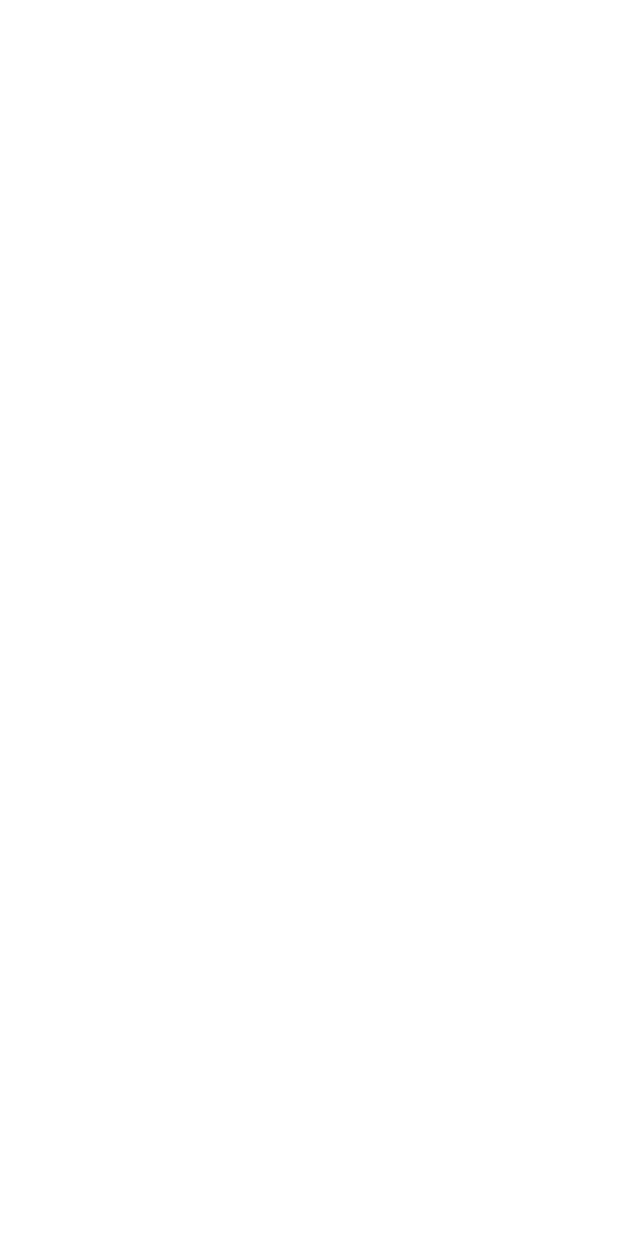
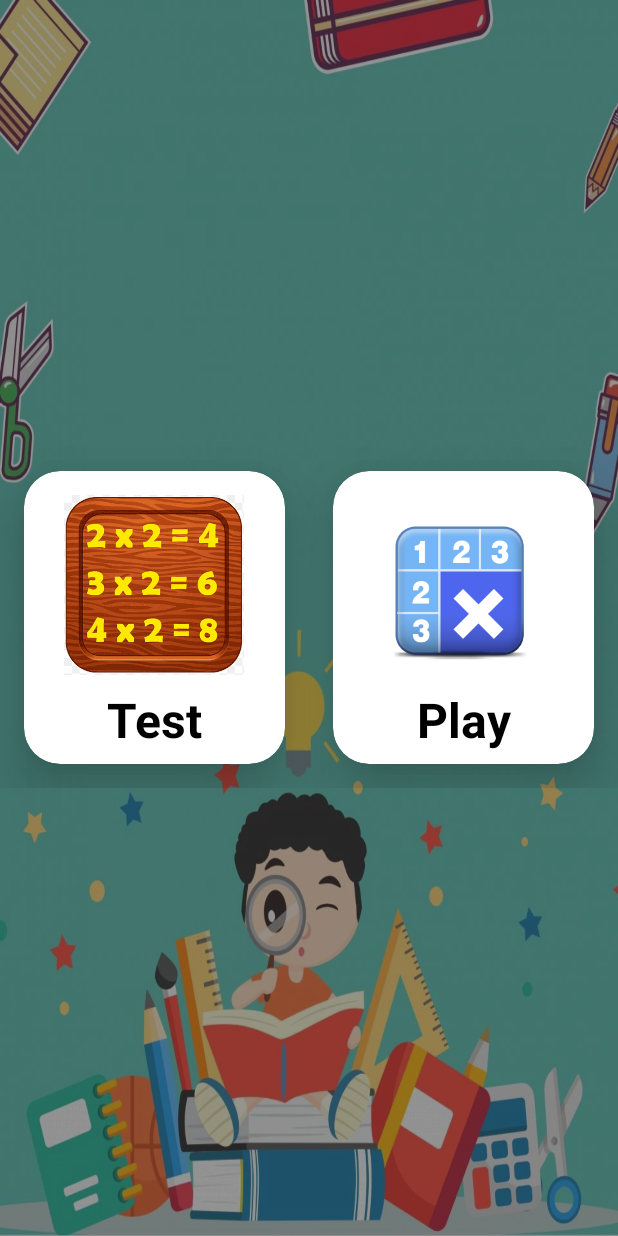
Before and after one commit to pimpalemahesh/FMath, an Android app: the TableActivity screen opened directly, with no data from a screen before it, on a phone screen of 412 x 824 dp. Before the commit the screen is empty. Run offline under Robolectric (Android 15) with nearby library versions, the phone set to English and light mode, and no system bars.

Commit message:
table activity end

```diff
--- a/app/src/main/AndroidManifest.xml
+++ b/app/src/main/AndroidManifest.xml
@@ -9,6 +9,12 @@
         android:roundIcon="@drawable/arithmetic"
         android:supportsRtl="true"
         android:theme="@style/Theme.FMath">
+        <activity
+            android:name=".Activities.PlayTableActivity"
+            android:exported="false" />
+        <activity
+            android:name=".Activities.TestTableActivity"
+            android:exported="false" />
         <activity
             android:name=".Activities.TableActivity"
             android:exported="false" />
--- a/app/src/main/java/com/mahiapps/fmath/Activities/TableActivity.java
+++ b/app/src/main/java/com/mahiapps/fmath/Activities/TableActivity.java
@@ -1,16 +1,26 @@
 package com.mahiapps.fmath.Activities;
 
 import androidx.appcompat.app.AppCompatActivity;
+import androidx.cardview.widget.CardView;
 
+import android.content.Intent;
 import android.os.Bundle;
 
 import com.mahiapps.fmath.R;
 
 public class TableActivity extends AppCompatActivity {
 
+    private CardView playTableCardView, testTableCardView;
+
     @Override
     protected void onCreate(Bundle savedInstanceState) {
         super.onCreate(savedInstanceState);
         setContentView(R.layout.activity_table);
+
+        playTableCardView = findViewById(R.id.playTableCardView);
+        testTableCardView = findViewById(R.id.testTableCardView);
+
+        playTableCardView.setOnClickListener(view -> startActivity(new Intent(this, PlayTableActivity.class)));
+        testTableCardView.setOnClickListener(view -> startActivity(new Intent(this, TestTableActivity.class)));
     }
 }
--- a/app/src/main/res/layout/activity_play.xml
+++ b/app/src/main/res/layout/activity_play.xml
@@ -4,14 +4,14 @@
     xmlns:tools="http://schemas.android.com/tools"
     android:layout_width="match_parent"
     android:layout_height="match_parent"
+    android:background="@drawable/bg_play"
     tools:context=".Activities.PlayActivity">
 
     <LinearLayout
         android:id="@+id/linearLayout"
         android:layout_width="match_parent"
         android:layout_height="wrap_content"
-        android:layout_marginEnd="60dp"
-        android:layout_marginTop="20dp"
+        android:layout_margin="20dp"
         android:orientation="vertical"
         app:layout_constraintEnd_toEndOf="parent"
         app:layout_constraintHorizontal_bias="0.5"
--- a/app/src/main/res/layout/activity_table.xml
+++ b/app/src/main/res/layout/activity_table.xml
@@ -4,6 +4,113 @@
     xmlns:tools="http://schemas.android.com/tools"
     android:layout_width="match_parent"
     android:layout_height="match_parent"
+    android:background="@drawable/bg_main"
     tools:context=".Activities.TableActivity">
 
+    <View
+        android:id="@+id/overlayView"
+        android:layout_width="match_parent"
+        android:layout_height="match_parent"
+        android:background="#802C2C2C"
+        app:layout_constraintBottom_toBottomOf="parent"
+        app:layout_constraintEnd_toEndOf="parent"
+        app:layout_constraintHorizontal_bias="0.5"
+        app:layout_constraintStart_toStartOf="parent"
+        app:layout_constraintTop_toTopOf="parent" />
+
+    <LinearLayout
+        android:id="@+id/linearLayout2"
+        android:layout_width="match_parent"
+        android:layout_height="0dp"
+        android:gravity="center"
+        android:orientation="vertical"
+        app:layout_constraintBottom_toBottomOf="parent"
+        app:layout_constraintEnd_toEndOf="parent"
+        app:layout_constraintStart_toStartOf="parent"
+        app:layout_constraintTop_toTopOf="parent">
+
+        <LinearLayout
+            android:layout_width="match_parent"
+            android:layout_height="wrap_content"
+            android:layout_gravity="center"
+            android:gravity="center"
+            android:orientation="horizontal"
+            android:weightSum="2"
+            app:layout_constraintBottom_toBottomOf="parent"
+            app:layout_constraintEnd_toEndOf="parent"
+            app:layout_constraintHorizontal_bias="0.5"
+            app:layout_constraintStart_toStartOf="parent"
+            app:layout_constraintTop_toTopOf="parent">
+
+            <androidx.cardview.widget.CardView
+                android:id="@+id/testTableCardView"
+                android:layout_width="wrap_content"
+                android:layout_height="wrap_content"
+                android:layout_margin="16dp"
+                android:layout_weight="1"
+                app:cardCornerRadius="24dp"
+                app:cardElevation="24dp">
+
+                <LinearLayout
+                    android:layout_width="match_parent"
+                    android:layout_height="match_parent"
+                    android:orientation="vertical"
+                    android:padding="8dp">
+
+                    <androidx.constraintlayout.utils.widget.ImageFilterView
+                        android:layout_width="120dp"
+                        android:layout_height="120dp"
+                        android:layout_gravity="center"
+                        android:layout_margin="8dp"
+                        android:src="@drawable/table_icon" />
+
+                    <TextView
+                        android:layout_width="match_parent"
+                        android:layout_height="wrap_content"
+                        android:layout_gravity="center"
+                        android:gravity="center"
+                        android:text="Test"
+                        android:textColor="@color/black"
+                        android:textSize="32sp"
+                        android:textStyle="bold" />
+                </LinearLayout>
+            </androidx.cardview.widget.CardView>
+
+            <androidx.cardview.widget.CardView
+                android:id="@+id/playTableCardView"
+                android:layout_width="wrap_content"
+                android:layout_height="wrap_content"
+                android:layout_margin="16dp"
+                android:layout_weight="1"
+                app:cardCornerRadius="24dp"
+                app:cardElevation="24dp">
+
+                <LinearLayout
+                    android:layout_width="match_parent"
+                    android:layout_height="match_parent"
+                    android:orientation="vertical"
+                    android:padding="8dp">
+
+                    <androidx.constraintlayout.utils.widget.ImageFilterView
+                        android:layout_width="120dp"
+                        android:layout_height="120dp"
+                        android:layout_gravity="center"
+                        android:layout_margin="8dp"
+                        android:src="@drawable/table_icon2" />
+
+                    <TextView
+                        android:layout_width="match_parent"
+                        android:layout_height="wrap_content"
+                        android:layout_gravity="center"
+                        android:gravity="center"
+                        android:text="Play"
+                        android:textColor="@color/black"
+                        android:textSize="32sp"
+                        android:textStyle="bold" />
+                </LinearLayout>
+            </androidx.cardview.widget.CardView>
+
+        </LinearLayout>
+    </LinearLayout>
+
 </androidx.constraintlayout.widget.ConstraintLayout>
```
Also changed, not shown: app/src/main/java/com/mahiapps/fmath/Activities/PlayTableActivity.java (added, +138 -0 lines), app/src/main/java/com/mahiapps/fmath/Activities/TestTableActivity.java (added, +75 -0 lines), app/src/main/res/layout/activity_arithmetic.xml (+8 -3 lines), app/src/main/res/layout/activity_main.xml (+6 -1 lines), app/src/main/res/layout/activity_play_table.xml (added, +208 -0 lines), app/src/main/res/layout/activity_test_table.xml (added, +171 -0 lines), app/src/main/res/drawable/bg_play.jpg (added), app/src/main/res/drawable/table_icon.png (added), app/src/main/res/drawable/table_icon2.png (added).
